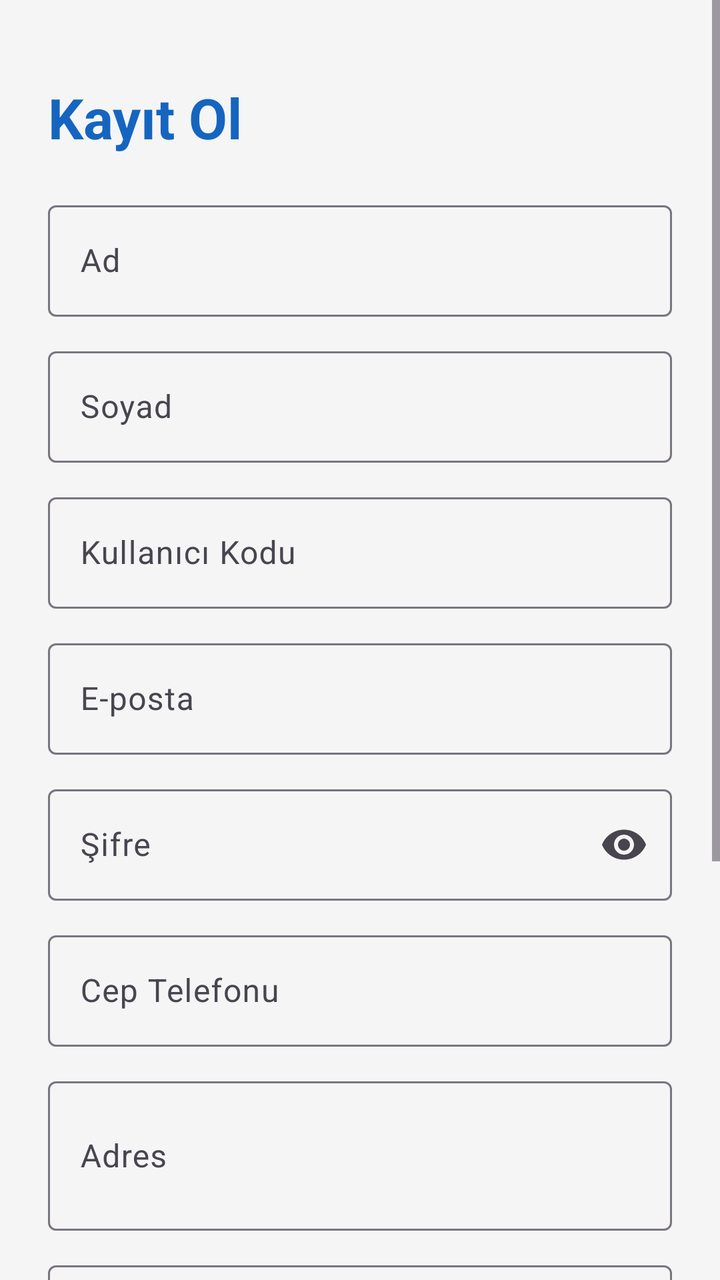
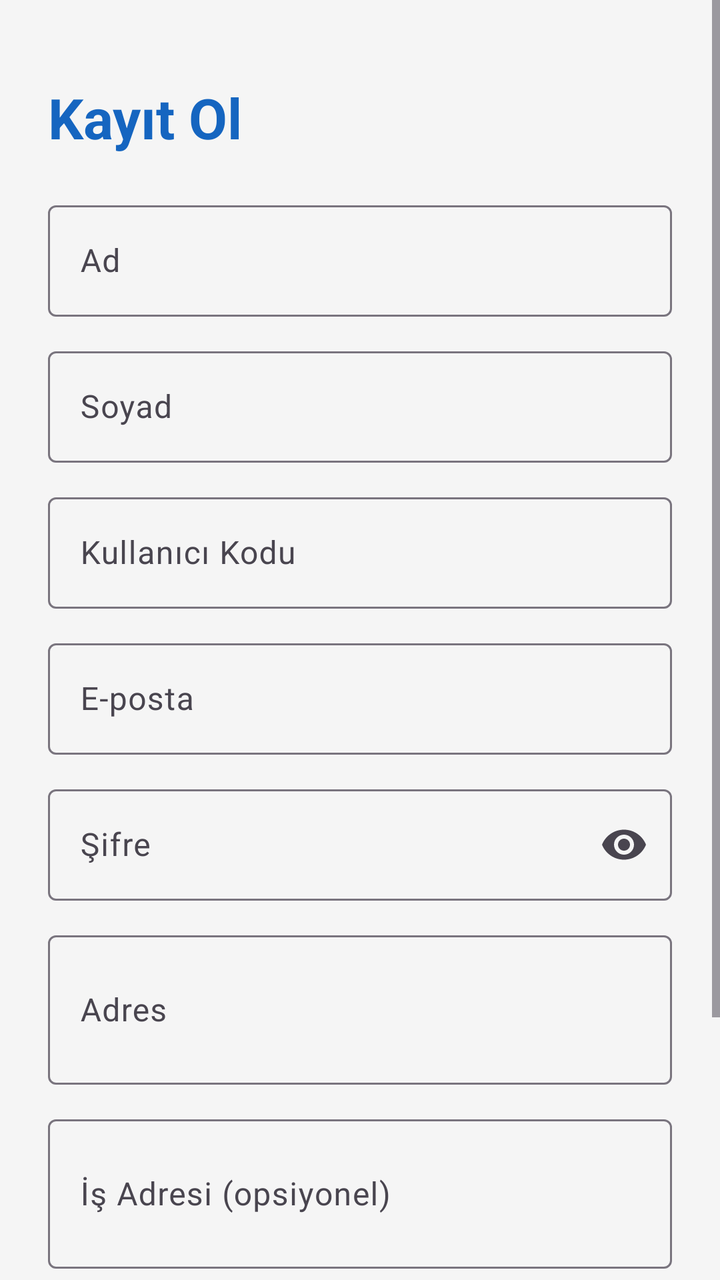

Compare the two renders of this Android layout. The source of the first and the diff that turns it into the second are given below.
<!-- AndroidManifest.xml: application theme Theme.SafeKid -->
<!-- res/layout/fragment_register.xml -->
<?xml version="1.0" encoding="utf-8"?>
<ScrollView xmlns:android="http://schemas.android.com/apk/res/android"
    xmlns:app="http://schemas.android.com/apk/res-auto"
    android:layout_width="match_parent"
    android:layout_height="match_parent"
    android:fillViewport="true"
    android:background="@color/background">

    <LinearLayout
        android:layout_width="match_parent"
        android:layout_height="match_parent"
        android:orientation="vertical"
        android:padding="24dp">

        <TextView
            android:layout_width="wrap_content"
            android:layout_height="wrap_content"
            android:text="Kayıt Ol"
            android:textSize="28sp"
            android:textStyle="bold"
            android:textColor="@color/primary"
            android:layout_marginTop="16dp" />

        <com.google.android.material.textfield.TextInputLayout
            android:layout_width="match_parent"
            android:layout_height="wrap_content"
            android:layout_marginTop="20dp"
            style="@style/Widget.Material3.TextInputLayout.OutlinedBox">
            <com.google.android.material.textfield.TextInputEditText
                android:id="@+id/etAdi"
                android:layout_width="match_parent"
                android:layout_height="wrap_content"
                android:hint="Ad"
                android:inputType="textPersonName" />
        </com.google.android.material.textfield.TextInputLayout>

        <com.google.android.material.textfield.TextInputLayout
            android:layout_width="match_parent"
            android:layout_height="wrap_content"
            android:layout_marginTop="12dp"
            style="@style/Widget.Material3.TextInputLayout.OutlinedBox">
            <com.google.android.material.textfield.TextInputEditText
                android:id="@+id/etSoyadi"
                android:layout_width="match_parent"
                android:layout_height="wrap_content"
                android:hint="Soyad"
                android:inputType="textPersonName" />
        </com.google.android.material.textfield.TextInputLayout>

        <com.google.android.material.textfield.TextInputLayout
            android:layout_width="match_parent"
            android:layout_height="wrap_content"
            android:layout_marginTop="12dp"
            style="@style/Widget.Material3.TextInputLayout.OutlinedBox">
            <com.google.android.material.textfield.TextInputEditText
                android:id="@+id/etUserCode"
                android:layout_width="match_parent"
                android:layout_height="wrap_content"
                android:hint="Kullanıcı Kodu"
                android:inputType="text" />
        </com.google.android.material.textfield.TextInputLayout>

        <com.google.android.material.textfield.TextInputLayout
            android:layout_width="match_parent"
            android:layout_height="wrap_content"
            android:layout_marginTop="12dp"
            style="@style/Widget.Material3.TextInputLayout.OutlinedBox">
            <com.google.android.material.textfield.TextInputEditText
                android:id="@+id/etMail"
                android:layout_width="match_parent"
                android:layout_height="wrap_content"
                android:hint="E-posta"
                android:inputType="textEmailAddress" />
        </com.google.android.material.textfield.TextInputLayout>

        <com.google.android.material.textfield.TextInputLayout
            android:layout_width="match_parent"
            android:layout_height="wrap_content"
            android:layout_marginTop="12dp"
            style="@style/Widget.Material3.TextInputLayout.OutlinedBox"
            app:endIconMode="password_toggle">
            <com.google.android.material.textfield.TextInputEditText
                android:id="@+id/etPassword"
                android:layout_width="match_parent"
                android:layout_height="wrap_content"
                android:hint="Şifre"
                android:inputType="textPassword" />
        </com.google.android.material.textfield.TextInputLayout>

        <com.google.android.material.textfield.TextInputLayout
            android:layout_width="match_parent"
            android:layout_height="wrap_content"
            android:layout_marginTop="12dp"
            style="@style/Widget.Material3.TextInputLayout.OutlinedBox">
            <com.google.android.material.textfield.TextInputEditText
                android:id="@+id/etTelefon"
                android:layout_width="match_parent"
                android:layout_height="wrap_content"
                android:hint="Cep Telefonu"
                android:inputType="phone" />
        </com.google.android.material.textfield.TextInputLayout>

        <com.google.android.material.textfield.TextInputLayout
            android:layout_width="match_parent"
            android:layout_height="wrap_content"
            android:layout_marginTop="12dp"
            style="@style/Widget.Material3.TextInputLayout.OutlinedBox">
            <com.google.android.material.textfield.TextInputEditText
                android:id="@+id/etAdres"
                android:layout_width="match_parent"
                android:layout_height="wrap_content"
                android:hint="Adres"
                android:inputType="textMultiLine"
                android:lines="2" />
        </com.google.android.material.textfield.TextInputLayout>

        <com.google.android.material.textfield.TextInputLayout
            android:layout_width="match_parent"
            android:layout_height="wrap_content"
            android:layout_marginTop="12dp"
            style="@style/Widget.Material3.TextInputLayout.OutlinedBox">
            <com.google.android.material.textfield.TextInputEditText
                android:id="@+id/etEvTelefon"
                android:layout_width="match_parent"
                android:layout_height="wrap_content"
                android:hint="Ev Telefonu (opsiyonel)"
                android:inputType="phone" />
        </com.google.android.material.textfield.TextInputLayout>

        <com.google.android.material.textfield.TextInputLayout
            android:layout_width="match_parent"
            android:layout_height="wrap_content"
            android:layout_marginTop="12dp"
            style="@style/Widget.Material3.TextInputLayout.OutlinedBox">
            <com.google.android.material.textfield.TextInputEditText
                android:id="@+id/etIsAdresi"
                android:layout_width="match_parent"
                android:layout_height="wrap_content"
                android:hint="İş Adresi (opsiyonel)"
                android:inputType="textMultiLine"
                android:lines="2" />
        </com.google.android.material.textfield.TextInputLayout>

        <com.google.android.material.button.MaterialButton
            android:id="@+id/btnRegister"
            android:layout_width="match_parent"
            android:layout_height="wrap_content"
            android:text="Kayıt Ol"
            android:layout_marginTop="24dp" />

        <ProgressBar
            android:id="@+id/progress"
            android:layout_width="wrap_content"
            android:layout_height="wrap_content"
            android:layout_gravity="center_horizontal"
            android:layout_marginTop="12dp"
            android:visibility="gone" />

        <TextView
            android:id="@+id/tvGoLogin"
            android:layout_width="wrap_content"
            android:layout_height="wrap_content"
            android:text="Zaten hesabın var mı? Giriş yap"
            android:textColor="@color/primary"
            android:layout_marginTop="16dp"
            android:layout_marginBottom="24dp"
            android:layout_gravity="center_horizontal"
            android:padding="8dp" />

    </LinearLayout>
</ScrollView>
<!-- resources referenced by this layout -->
<resources>
  <color name="background">#F5F5F5</color>
  <color name="primary">#1565C0</color>
  <style name="Theme.SafeKid" parent="Base.Theme.SafeKid" />
  <style name="Base.Theme.SafeKid" parent="Theme.Material3.DayNight.NoActionBar">
          <item name="colorPrimary">@color/primary</item>
          <item name="colorPrimaryDark">@color/primary_dark</item>
          <item name="colorSecondary">@color/secondary</item>
      </style>
  <color name="primary_dark">#003c8f</color>
  <color name="secondary">#00897B</color>
</resources>

<!-- the commit's change to res/layout/fragment_register.xml (unified diff, before → after) -->
@@ -93,38 +93,12 @@
             android:layout_marginTop="12dp"
             style="@style/Widget.Material3.TextInputLayout.OutlinedBox">
             <com.google.android.material.textfield.TextInputEditText
-                android:id="@+id/etTelefon"
-                android:layout_width="match_parent"
-                android:layout_height="wrap_content"
-                android:hint="Cep Telefonu"
-                android:inputType="phone" />
-        </com.google.android.material.textfield.TextInputLayout>
-
-        <com.google.android.material.textfield.TextInputLayout
-            android:layout_width="match_parent"
-            android:layout_height="wrap_content"
-            android:layout_marginTop="12dp"
-            style="@style/Widget.Material3.TextInputLayout.OutlinedBox">
-            <com.google.android.material.textfield.TextInputEditText
                 android:id="@+id/etAdres"
                 android:layout_width="match_parent"
                 android:layout_height="wrap_content"
                 android:hint="Adres"
                 android:inputType="textMultiLine"
                 android:lines="2" />
-        </com.google.android.material.textfield.TextInputLayout>
-
-        <com.google.android.material.textfield.TextInputLayout
-            android:layout_width="match_parent"
-            android:layout_height="wrap_content"
-            android:layout_marginTop="12dp"
-            style="@style/Widget.Material3.TextInputLayout.OutlinedBox">
-            <com.google.android.material.textfield.TextInputEditText
-                android:id="@+id/etEvTelefon"
-                android:layout_width="match_parent"
-                android:layout_height="wrap_content"
-                android:hint="Ev Telefonu (opsiyonel)"
-                android:inputType="phone" />
         </com.google.android.material.textfield.TextInputLayout>
 
         <com.google.android.material.textfield.TextInputLayout
